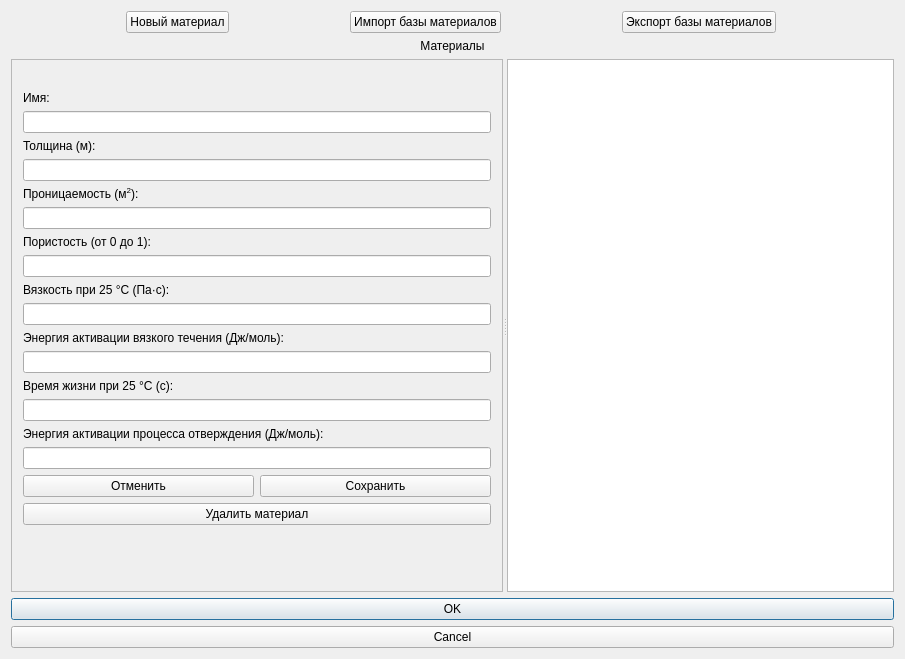
Qt form src/VWindowMaterials.ui (travenos/vari) before a commit.
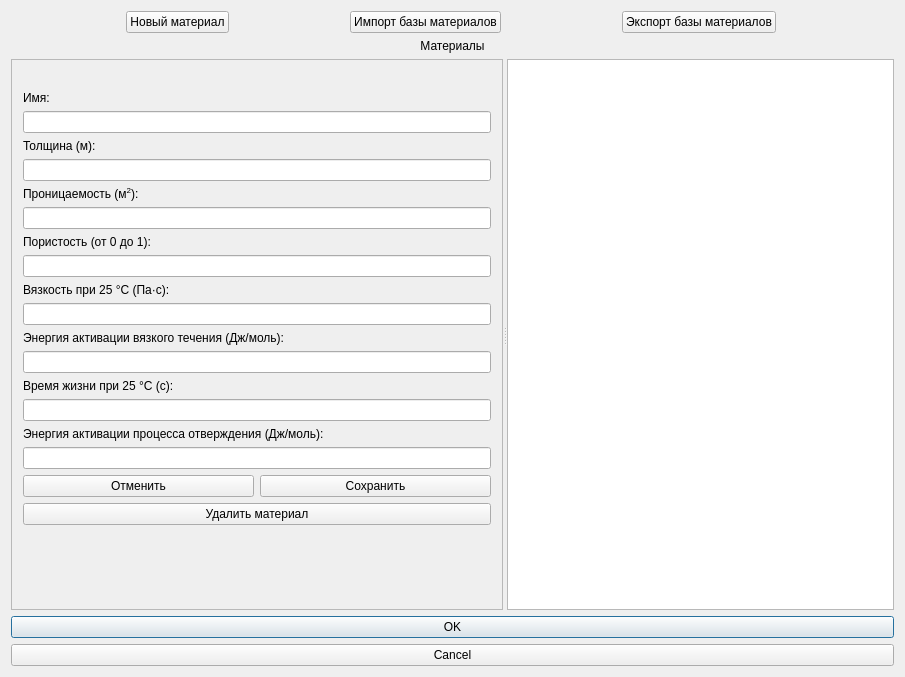
The same form after that commit.

Commit message: Fix in working with new resin parameters

Diff of the .ui file:
```diff
--- a/src/VWindowMaterials.ui
+++ b/src/VWindowMaterials.ui
@@ -10,7 +10,7 @@
     <x>0</x>
     <y>0</y>
     <width>905</width>
-    <height>659</height>
+    <height>677</height>
    </rect>
   </property>
   <property name="windowTitle">
```
Left out of the diff: 32 changed lines with no effect on the pictures. The commit also changes 2 other files.
